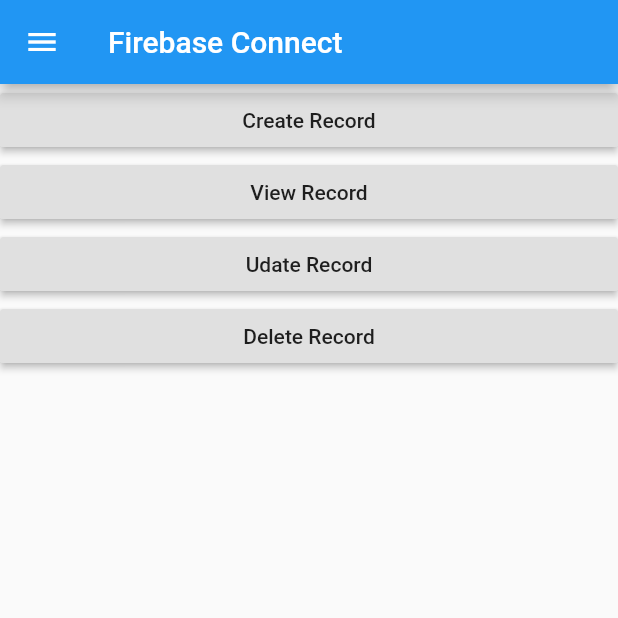
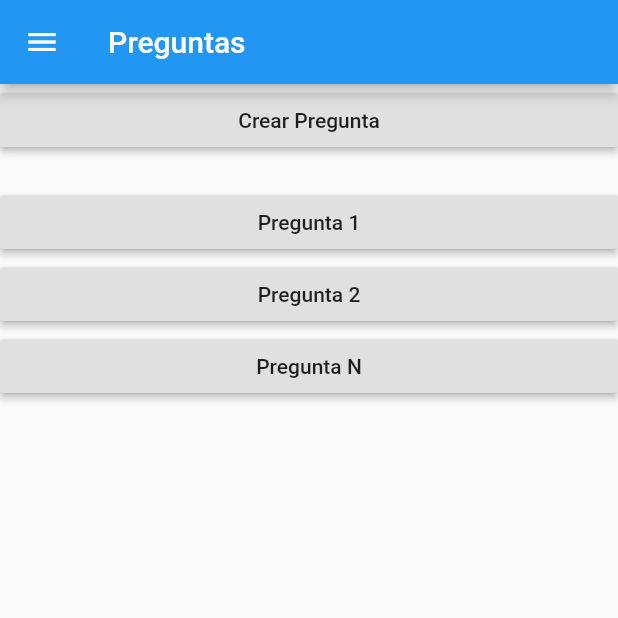
Before and after one commit to elquimeras/baigones, a Flutter app: the FirebaseDb screen opened directly, on a phone screen of 412 x 824 dp, the top half of it. Run offline on Flutter 3.47's test engine with Material 2 defaults, Android fonts, the phone set to English and light mode, and no system bars; our stand-ins replace firebase_database; accounts and stored records are empty.

Commit message:
Pantalla preguntas

```diff
--- a/lib/bdd.dart
+++ b/lib/bdd.dart
@@ -12,38 +12,49 @@ class FirebaseDb extends StatelessWidget {
     return Scaffold(
         drawer: MyDrawer(),
         appBar: AppBar(
-            title: Text('Firebase Connect'),
+            title: Text('Preguntas'),
             ),
         body: Center(
             child: Column(
                 crossAxisAlignment: CrossAxisAlignment.stretch,
                 children: <Widget>[
-
                   RaisedButton(
-                      child: Text('Create Record'),
+                      child: Text('Crear Pregunta'),
                       onPressed: () {
                         createRecord();
                       },
                   ),
-
+                  SizedBox(width: 25, height: 20),
                   RaisedButton(
-                      child: Text('View Record'),
-                      onPressed: () {
-                        getData();
-                      },
+                      child: Text('Pregunta 1'),
+                      onPressed: () {},
                   ),
                   RaisedButton(
-                      child: Text('Udate Record'),
-                      onPressed: () {
-                        updateData();
-                      },
+                      child: Text('Pregunta 2'),
+                      onPressed: () {},
                   ),
                   RaisedButton(
-                      child: Text('Delete Record'),
-                      onPressed: () {
-                        deleteData();
-                      },
+                      child: Text('Pregunta N'),
+                      onPressed: () {},
                   ),
+                  // RaisedButton(
+                  //     child: Text('View Record'),
+                  //     onPressed: () {
+                  //       getData();
+                  //     },
+                  // ),
+                  // RaisedButton(
+                  //     child: Text('Udate Record'),
+                  //     onPressed: () {
+                  //       updateData();
+                  //     },
+                  // ),
+                  // RaisedButton(
+                  //     child: Text('Delete Record'),
+                  //     onPressed: () {
+                  //       deleteData();
+                  //     },
+                  // ),
                 ],
             )
         ), //center
@@ -57,9 +68,14 @@ class FirebaseDb extends StatelessWidget {
       'description': 'cuerpo'
     });
     questionNumber++;
+    getData();
   }
+
+  var questions;
   void getData(){
     databaseReference.once().then((DataSnapshot snapshot) {
+      questions = snapshot.value;
+
       print('Data : ${snapshot.value}');
     });
   }
```
